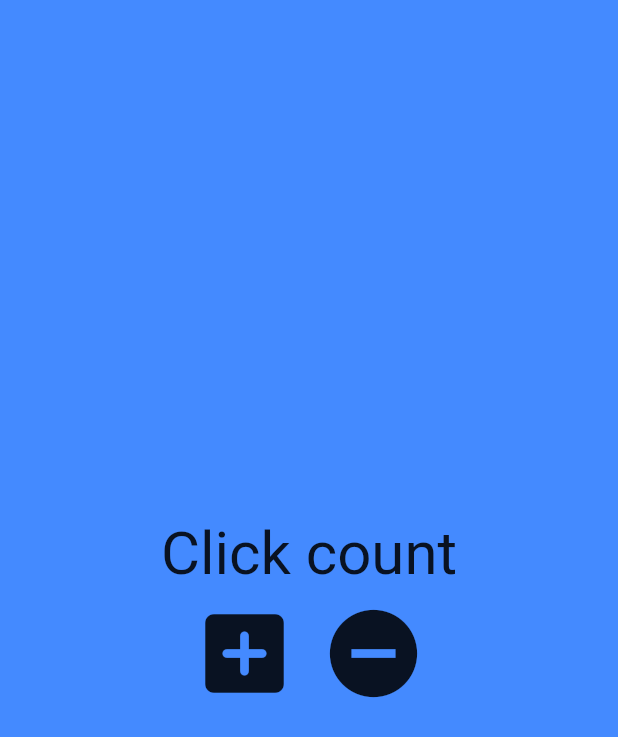
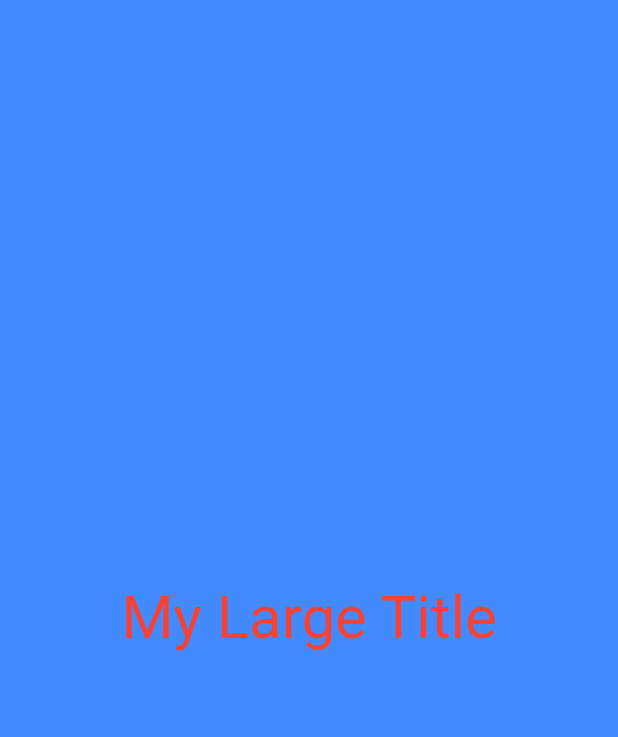
Before and after one commit to Jay325K/TIL, a Flutter app: the screen it shows after launch, on a phone screen of 412 x 824 dp. Shown: the top 737 px of the screen. Run offline on Flutter 3.47's test engine with Material 2 defaults, Android fonts, the light colour scheme and no system bars.

Commit message:
build context

```diff
--- a/dart/toonflix/lib/main.dart
+++ b/dart/toonflix/lib/main.dart
@@ -26,60 +26,24 @@
   State createState() => _MainAppState();
 }
 
-// 앱의 데이터를 가지고 있는 부분이다.
-class _MainAppState extends State {
-  List numbers = [];
-
-// onclicked 메서드 선언 및 데이터 입력
-  void onClicked() {
-// setState는 State 클래스에게 데이터가 변경되었다고 알리는 함수이다.
-// setState를 호출 하지 않는다면 build method는 실행되지 않는다.
-
-//증가
-    setState(() {
-      numbers.add(numbers.length);
-// print(numbers);
-    });
-  }
-
-  void onMinused() {
-//감소
-    setState(() {
-      numbers.removeLast();
-    });
-  }
-
+class _MainAppState extends State<MainApp> {
   @override
   Widget build(BuildContext context) {
     return MaterialApp(
-      home: Scaffold(
+      theme: ThemeData(
+        textTheme: const TextTheme(
+          titleLarge: TextStyle(
+            color: Colors.red,
+          ),
+        ),
+      ),
+      home: const Scaffold(
         backgroundColor: Colors.blueAccent,
         body: Center(
           child: Column(
             mainAxisAlignment: MainAxisAlignment.center,
             children: [
-              const Text(
-                'Click count',
-                style: TextStyle(fontSize: 40),
-              ),
-              for (var n in numbers) Text('$n'),
-              Row(
-                mainAxisAlignment: MainAxisAlignment.center,
-                children: [
-                  IconButton(
-                    onPressed: onClicked,
-                    iconSize: 70,
-                    icon: const Icon(
-                      Icons.add_box_rounded,
-                    ),
-                  ),
-                  IconButton(
-                    onPressed: onMinused,
-                    iconSize: 70,
-                    icon: const Icon(Icons.remove_circle),
-                  )
-                ],
-              ),
+              MyLargeTitle(),
             ],
           ),
         ),
@@ -87,3 +51,20 @@
     );
   }
 }
+
+class MyLargeTitle extends StatelessWidget {
+  const MyLargeTitle({
+    super.key,
+  });
+
+  @override
+  Widget build(BuildContext context) {
+    return Text(
+      'My Large Title',
+      style: TextStyle(
+        fontSize: 40,
+        color: Theme.of(context).textTheme.titleLarge?.color,
+      ),
+    );
+  }
+}
```
